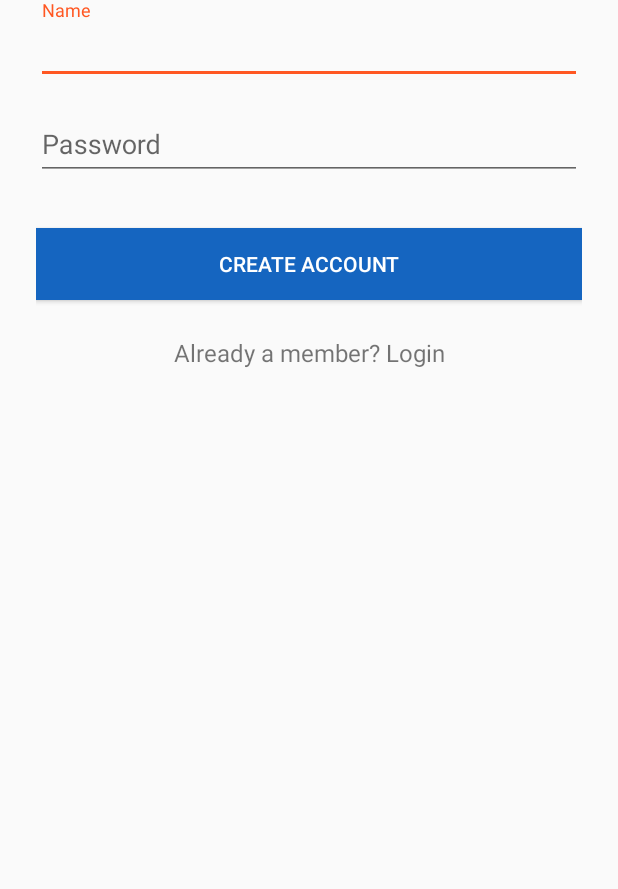
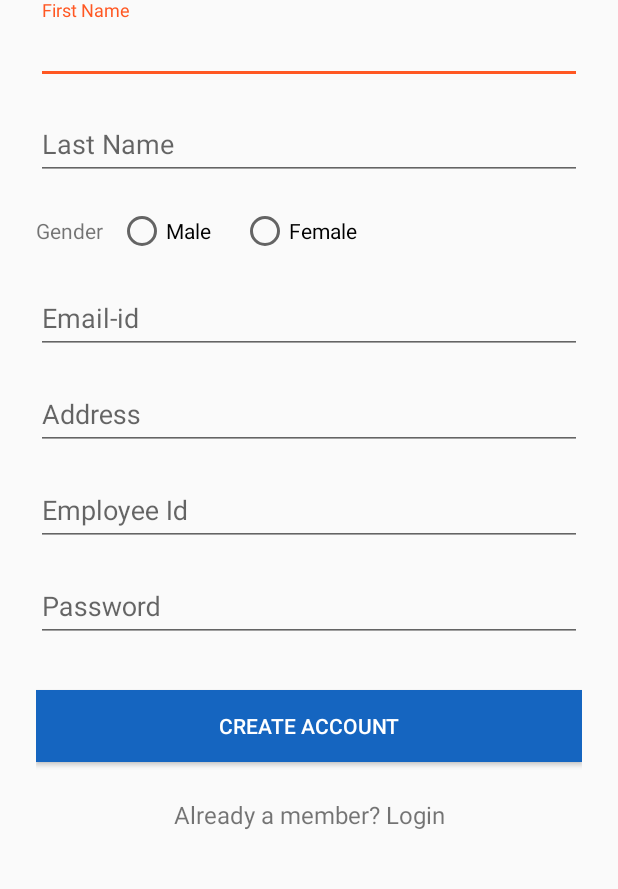
Before and after one commit to live-vstream/android_livestream, an Android app: the screen it shows after launch (SignupActivity), on a phone screen of 412 x 824 dp, the part 249-1138 px from its top. Run offline under Robolectric (Android 15) with nearby library versions, the light colour scheme and no system bars; our stand-ins replace Volley.

Commit message:
SignupActivity: Added new fields and  improved fragment_camera_preview

```diff
--- a/app/src/main/java/com/example/muthaheer/livestream/SignupActivity.java
+++ b/app/src/main/java/com/example/muthaheer/livestream/SignupActivity.java
@@ -29,7 +29,7 @@ public class SignupActivity extends AppCompatActivity {
     private static final String TAG = "Activity_SignUp";
     TextView _loginLink;
     Button _signUpButton;
-    EditText _inputName,_inputPassword;
+    EditText _inputFirstName,_inputPassword,_inputLastName,_inputEmail,_inputAddress,_inputEmpID;
 
     private SessionManager session;
     ProgressDialog progressDialog;
@@ -39,8 +39,13 @@ public class SignupActivity extends AppCompatActivity {
         super.onCreate(savedInstanceState);
         setContentView(R.layout.activity__sign_up);
 
-        _inputName=(EditText) findViewById(R.id.input_name);
+        _inputFirstName=(EditText) findViewById(R.id.input_first_name);
         _inputPassword=(EditText) findViewById(R.id.input_password);
+        _inputLastName=(EditText) findViewById(R.id.input_last_name);
+        _inputAddress=(EditText) findViewById(R.id.input_address);
+        _inputEmail=(EditText) findViewById(R.id.input_email);
+        _inputEmpID=(EditText) findViewById(R.id.input_emp_id);
+
 
         _loginLink = (TextView) findViewById(R.id.link_login);
         _loginLink.setOnClickListener(new View.OnClickListener() {
@@ -78,7 +83,7 @@ public class SignupActivity extends AppCompatActivity {
         progressDialog.setMessage("Creating new profile..");
         progressDialog.show();
 
-        final String name = _inputName.getText().toString();
+        final String name = _inputFirstName.getText().toString();
         final String password = _inputPassword.getText().toString();
 
 
@@ -99,14 +104,14 @@ public class SignupActivity extends AppCompatActivity {
     public boolean validate() {
         boolean valid = true;
 
-        String name = _inputName.getText().toString();
+        String name = _inputFirstName.getText().toString();
         String password = _inputPassword.getText().toString();
 
         if (name.isEmpty()) {
-            _inputName.setError("Enter a valid Name");
+            _inputFirstName.setError("Enter a valid Name");
             valid = false;
         } else {
-            _inputName.setError(null);
+            _inputFirstName.setError(null);
         }
 
         if (password.isEmpty() || password.length() < 4) {
--- a/app/src/main/res/layout/activity__sign_up.xml
+++ b/app/src/main/res/layout/activity__sign_up.xml
@@ -27,19 +27,105 @@
 
         <!--  Name Label -->
             <android.support.design.widget.TextInputLayout
-                android:id="@+id/input_layout_name"
+                android:id="@+id/input_layout_first_name"
                 android:layout_width="match_parent"
                 android:layout_height="wrap_content">
 
-                <EditText android:id="@+id/input_name"
+                <EditText android:id="@+id/input_first_name"
                     android:layout_width="match_parent"
                     android:layout_height="wrap_content"
                     android:layout_marginTop="8dp"
                     android:layout_marginBottom="8dp"
                     android:inputType="text"
-                    android:hint="Name"
+                    android:hint="First Name"
                     tools:ignore="HardcodedText" />
                 </android.support.design.widget.TextInputLayout>
+
+        <android.support.design.widget.TextInputLayout
+            android:id="@+id/input_layout_last_name"
+            android:layout_width="match_parent"
+            android:layout_height="wrap_content">
+
+            <EditText android:id="@+id/input_last_name"
+                android:layout_width="match_parent"
+                android:layout_height="wrap_content"
+                android:layout_marginTop="8dp"
+                android:layout_marginBottom="8dp"
+                android:inputType="text"
+                android:hint="Last Name"
+                tools:ignore="HardcodedText" />
+        </android.support.design.widget.TextInputLayout>
+
+
+
+        <RadioGroup
+            android:id="@+id/input_radiogrp"
+            android:layout_width="wrap_content"
+            android:orientation="horizontal"
+            android:layout_height="wrap_content"
+            >
+            <TextView
+                android:layout_width="wrap_content"
+                android:layout_height="wrap_content"
+                android:text="Gender"
+                android:layout_gravity="center_vertical"/>
+            <RadioButton
+                android:layout_width="wrap_content"
+                android:layout_height="wrap_content"
+                android:layout_margin="10dp"
+                android:text="Male"/>
+            <RadioButton
+                android:layout_width="wrap_content"
+                android:layout_height="wrap_content"
+                android:layout_margin="10dp"
+                android:text="Female"/>
+
+        </RadioGroup>
+
+        <android.support.design.widget.TextInputLayout
+            android:id="@+id/input_layout_email"
+            android:layout_width="match_parent"
+            android:layout_height="wrap_content">
+
+            <EditText android:id="@+id/input_email"
+                android:layout_width="match_parent"
+                android:layout_height="wrap_content"
+                android:layout_marginTop="8dp"
+                android:layout_marginBottom="8dp"
+                android:inputType="text"
+                android:hint="Email-id"
+                tools:ignore="HardcodedText" />
+        </android.support.design.widget.TextInputLayout>
+
+        <android.support.design.widget.TextInputLayout
+            android:id="@+id/input_layout_address"
+            android:layout_width="match_parent"
+            android:layout_height="wrap_content">
+
+            <EditText android:id="@+id/input_address"
+                android:layout_width="match_parent"
+                android:layout_height="wrap_content"
+                android:layout_marginTop="8dp"
+                android:layout_marginBottom="8dp"
+                android:inputType="text"
+                android:hint="Address"
+                tools:ignore="HardcodedText" />
+        </android.support.design.widget.TextInputLayout>
+
+        <android.support.design.widget.TextInputLayout
+            android:id="@+id/input_layout_emp_id"
+            android:layout_width="match_parent"
+            android:layout_height="wrap_content">
+
+            <EditText android:id="@+id/input_emp_id"
+                android:layout_width="match_parent"
+                android:layout_height="wrap_content"
+                android:layout_marginTop="8dp"
+                android:layout_marginBottom="8dp"
+                android:inputType="text"
+                android:hint="Employee Id"
+                tools:ignore="HardcodedText" />
+        </android.support.design.widget.TextInputLayout>
 
         <!-- Password Label -->
         <android.support.design.widget.TextInputLayout
--- a/app/src/main/res/layout/fragment_camera_preview.xml
+++ b/app/src/main/res/layout/fragment_camera_preview.xml
@@ -17,14 +17,26 @@
 
     <Button
         android:id="@+id/publishButton"
-        android:layout_width="match_parent"
+        android:layout_width="wrap_content"
         android:layout_height="wrap_content"
-        android:background="@color/colorButtonStart"
+        android:background="@android:drawable/radiobutton_off_background"
+
+        android:backgroundTint="@color/colorButtonStart"
+        android:text="start"
         android:textColor="@color/white"
-        android:text="start"
-        android:layout_marginBottom="0dp"
-        android:layout_alignParentBottom="false"
+        android:layout_alignParentBottom="true"
+        android:layout_centerHorizontal="true"
+        android:layout_marginBottom="14dp" />
 
-        />
+    <Button
+        android:id="@+id/cameraSwap"
+        android:layout_width="wrap_content"
+        android:layout_height="wrap_content"
+
+        android:layout_alignBottom="@+id/publishButton"
+        android:layout_alignParentEnd="true"
+        android:background="@android:drawable/ic_menu_camera"
+        android:backgroundTint="@android:color/background_dark"
+        android:textColor="@color/white" />
 
 </RelativeLayout>
```
